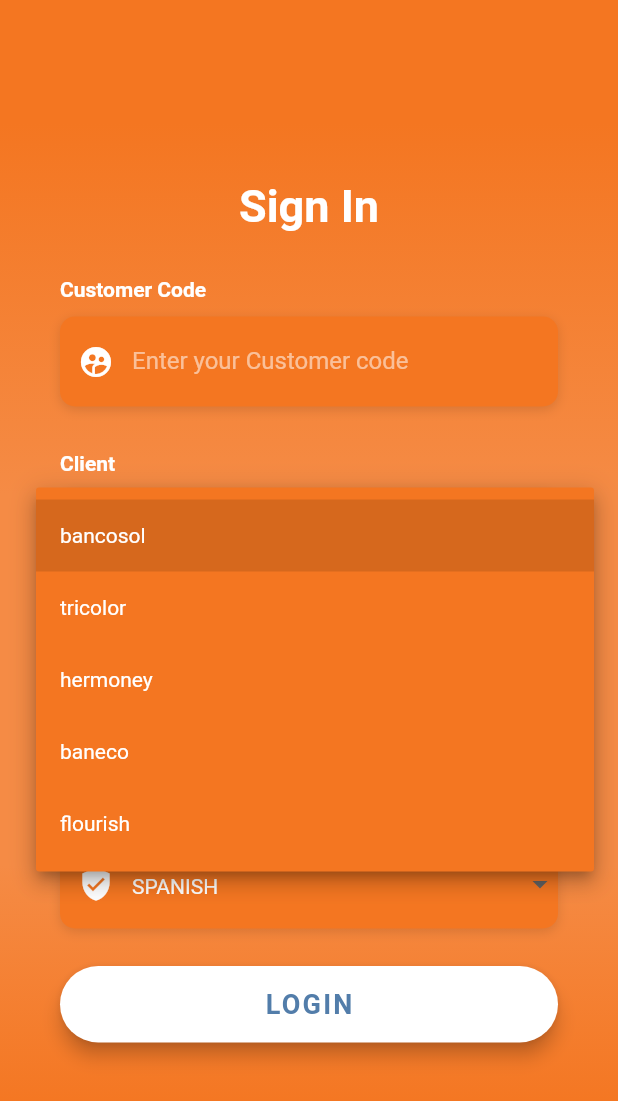
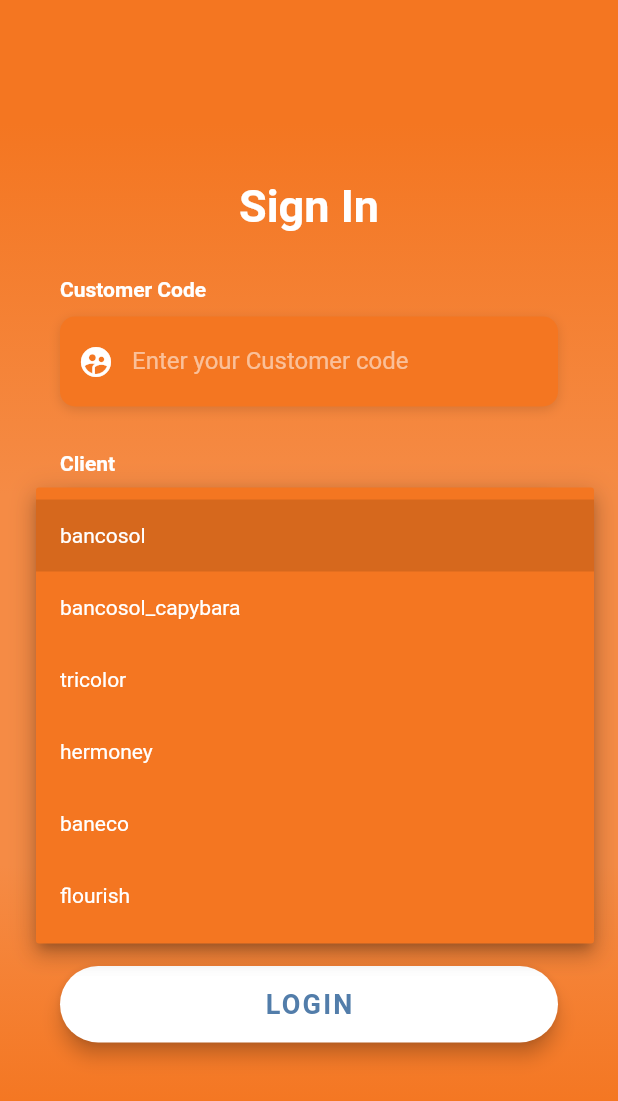
Before and after one commit to Flourish-savings/flourish-sdk-flutter, a Flutter app: the screen it shows after launch, after a tap on "bancosol", on a phone screen of 412 x 824 dp. Shown: the top 1101 px of the screen. Run offline on Flutter 3.47's test engine with Material 2 defaults, Android fonts, the phone set to English and light mode, and no system bars; our stand-ins replace dio, flutter_dotenv, fluttertoast, webview_flutter; Roboto replaces fonts that are missing (OpenSans).

Commit message:
Adding banco sol client to use in the platform

```diff
--- a/example/lib/client_enum.dart
+++ b/example/lib/client_enum.dart
@@ -1,5 +1,5 @@
 enum ClientEnum {
-  bancosol, tricolor, hermoney, baneco, flourish
+  bancosol, bancosol_capybara, tricolor, hermoney, baneco, flourish
 }
 
 extension ToString on ClientEnum {
```
